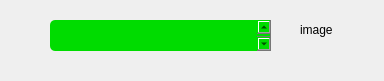
This is customUI/textchatinfoitem.ui in GhostsLYB/Client as Qt 5 draws it before an edit. The edited form follows.
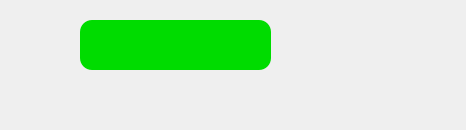
This is the edited form. Icons and pictures are not drawn.

Patch:
```diff
--- a/customUI/textchatinfoitem.ui
+++ b/customUI/textchatinfoitem.ui
@@ -6,8 +6,8 @@
    <rect>
     <x>0</x>
     <y>0</y>
-    <width>384</width>
-    <height>81</height>
+    <width>466</width>
+    <height>130</height>
    </rect>
   </property>
   <property name="sizePolicy">
@@ -25,22 +25,22 @@
    </property>
    <property name="geometry">
     <rect>
-     <x>50</x>
+     <x>70</x>
      <y>20</y>
-     <width>221</width>
-     <height>31</height>
+     <width>211</width>
+     <height>50</height>
     </rect>
    </property>
    <property name="sizePolicy">
-    <sizepolicy hsizetype="Preferred" vsizetype="Fixed">
+    <sizepolicy hsizetype="Fixed" vsizetype="Fixed">
      <horstretch>0</horstretch>
      <verstretch>0</verstretch>
     </sizepolicy>
    </property>
    <property name="minimumSize">
     <size>
-     <width>40</width>
-     <height>20</height>
+     <width>100</width>
+     <height>50</height>
     </size>
    </property>
    <property name="maximumSize">
@@ -50,9 +50,11 @@
     </size>
    </property>
    <property name="styleSheet">
-    <string notr="true">border-radius:5px;
+    <string notr="true">border-radius:12px;
 background-color: rgb(0, 220, 0);
-font: 75 16pt;</string>
+font: 75 16pt;
+margin-left:10px;
+margin-right:10px;</string>
    </property>
    <property name="html">
     <string>&lt;!DOCTYPE HTML PUBLIC &quot;-//W3C//DTD HTML 4.0//EN&quot; &quot;http://www.w3.org/TR/REC-html40/strict.dtd&quot;&gt;
@@ -66,9 +68,9 @@
    <property name="geometry">
     <rect>
      <x>300</x>
-     <y>10</y>
-     <width>40</width>
-     <height>40</height>
+     <y>-10</y>
+     <width>100</width>
+     <height>100</height>
     </rect>
    </property>
    <property name="sizePolicy">
@@ -79,21 +81,32 @@
    </property>
    <property name="minimumSize">
     <size>
-     <width>40</width>
-     <height>40</height>
+     <width>100</width>
+     <height>100</height>
     </size>
    </property>
    <property name="maximumSize">
     <size>
-     <width>40</width>
-     <height>40</height>
+     <width>100</width>
+     <height>100</height>
     </size>
    </property>
+   <property name="autoFillBackground">
+    <bool>false</bool>
+   </property>
    <property name="styleSheet">
-    <string notr="true">border-radius:3px;</string>
+    <string notr="true">border-radius:20px;
+margin-left:10px;
+margin-right:10px;</string>
+   </property>
+   <property name="frameShape">
+    <enum>QFrame::NoFrame</enum>
    </property>
    <property name="text">
-    <string>image</string>
+    <string/>
+   </property>
+   <property name="pixmap">
+    <pixmap resource="../res.qrc">:/icon/head_picture/2.png</pixmap>
    </property>
   </widget>
  </widget>
```
Left out of the diff: 4 changed lines with no effect on the pictures.
